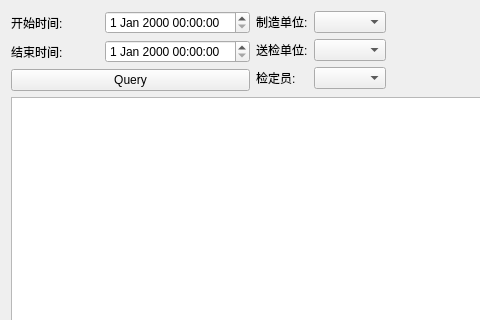
Old version of the form source/gui/ui/queryresult.ui in the repository flimmy78/qtverify; both pictures show x 0 to 480 and y 0 to 320 of the 890 by 698 pixel window.
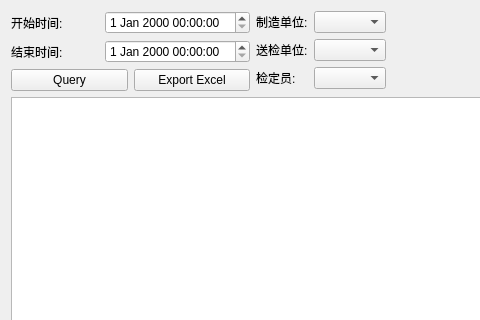
New version of the form.

Commit message: 在查询检定结果中增加导出excel功能

Patch:
```diff
--- a/source/gui/ui/queryresult.ui
+++ b/source/gui/ui/queryresult.ui
@@ -14,7 +14,7 @@
    <string>QueryResult</string>
   </property>
   <layout class="QGridLayout" name="gridLayout_3">
-   <item row="0" column="0">
+   <item row="0" column="0" colspan="2">
     <layout class="QGridLayout" name="gridLayout">
      <item row="0" column="0">
       <widget class="QLabel" name="label">
@@ -38,7 +38,7 @@
      </item>
     </layout>
    </item>
-   <item row="0" column="1" rowspan="2">
+   <item row="0" column="2" rowspan="2">
     <layout class="QGridLayout" name="gridLayout_2">
      <item row="0" column="0">
       <widget class="QLabel" name="label_4">
@@ -99,7 +99,7 @@
      </item>
     </layout>
    </item>
-   <item row="0" column="2">
+   <item row="0" column="3">
     <spacer name="horizontalSpacer">
      <property name="orientation">
       <enum>Qt::Horizontal</enum>
@@ -125,10 +125,17 @@
      </property>
     </widget>
    </item>
-   <item row="2" column="0" colspan="3">
+   <item row="1" column="1">
+    <widget class="QPushButton" name="btnExport">
+     <property name="text">
+      <string>Export Excel</string>
+     </property>
+    </widget>
+   </item>
+   <item row="2" column="0" colspan="4">
     <widget class="QTableView" name="tableView"/>
    </item>
-   <item row="3" column="0">
+   <item row="3" column="0" colspan="2">
     <layout class="QHBoxLayout" name="horizontalLayout">
      <item>
       <widget class="QSpinBox" name="spinBoxNums">
@@ -153,7 +160,7 @@
      </item>
     </layout>
    </item>
-   <item row="3" column="1" colspan="2">
+   <item row="3" column="2" colspan="2">
     <spacer name="horizontalSpacer_2">
      <property name="orientation">
       <enum>Qt::Horizontal</enum>
```
The commit also changes 5 other files.
